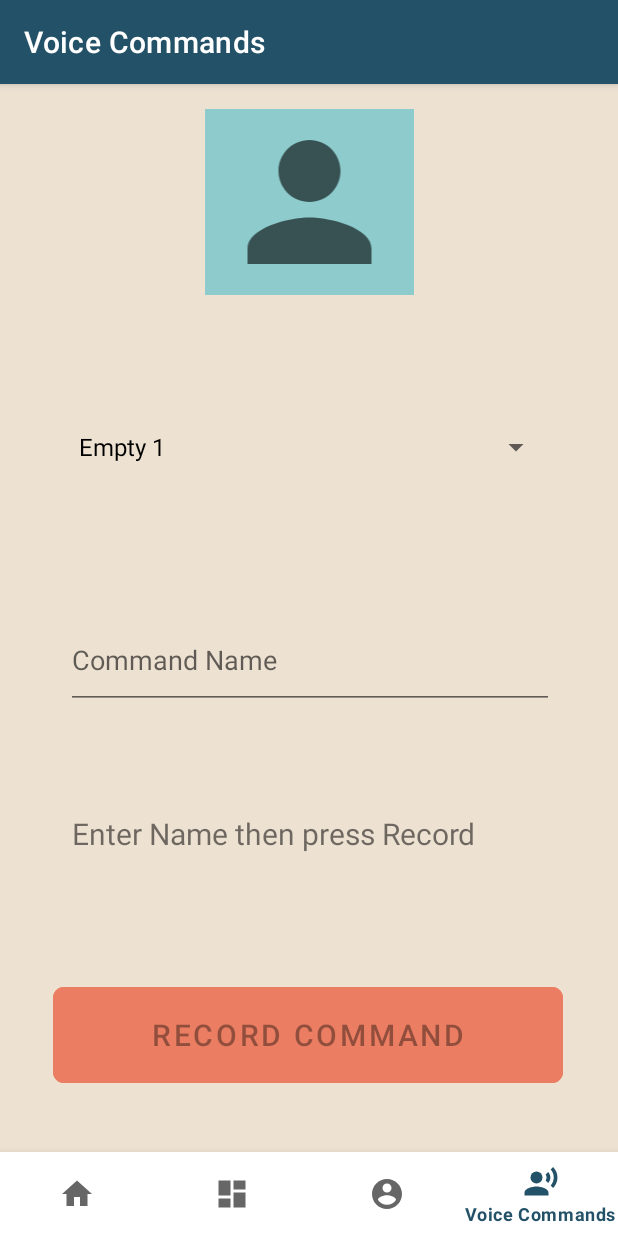
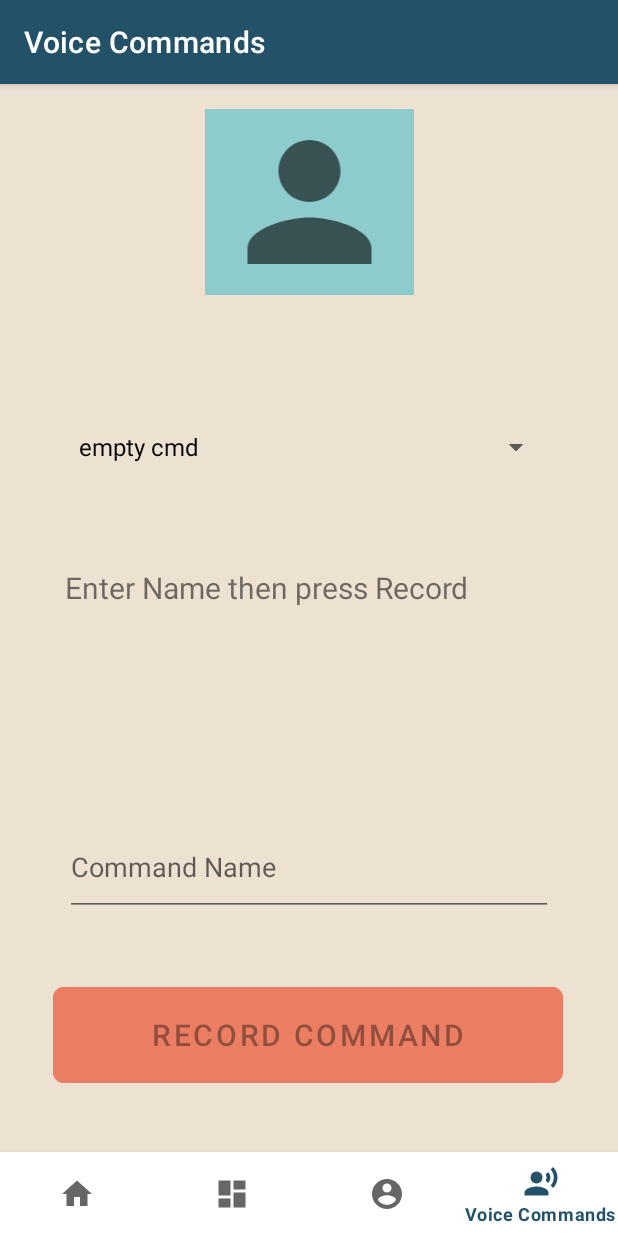
Before and after one commit to DanielMoore4875/Aphrodite, an Android app: the VoiceFragment screen opened through its navigation route, on a phone screen of 412 x 824 dp. Run offline under Robolectric (Android 15) with nearby library versions, the light colour scheme and no system bars; our stand-ins replace navigation-ui; Roboto replaces fonts that are not available here.

Commit message:
Spinner works on Voice Command page

```diff
--- a/AphroditeApp/src/main/java/ca/kainotomia/it/aphrodite/ui/voice/VoiceFragment.java
+++ b/AphroditeApp/src/main/java/ca/kainotomia/it/aphrodite/ui/voice/VoiceFragment.java
@@ -25,6 +25,7 @@ import com.google.android.material.snackbar.Snackbar;
 
 import org.w3c.dom.Text;
 
+import java.util.ArrayList;
 import java.util.Locale;
 
 import ca.kainotomia.it.aphrodite.R;
@@ -39,7 +40,11 @@ public class VoiceFragment extends Fragment {
 
     Snackbar showInfo;
 
+    ArrayList<String> cmdArr;
+
     private VoiceViewModel voiceViewModel;
+
+    ArrayAdapter<String> cmdAdapter;
 
 
     public View onCreateView(@NonNull LayoutInflater inflater,
@@ -61,20 +66,30 @@ public class VoiceFragment extends Fragment {
         recordCmd = view.findViewById(R.id.VF_record_btn);
         recordCmd.setEnabled(false);
 
-        ArrayAdapter<CharSequence> adapter = ArrayAdapter.createFromResource(getContext(), R.array.voicecommands, R.layout.support_simple_spinner_dropdown_item);
-        adapter.setDropDownViewResource(android.R.layout.simple_spinner_dropdown_item);
-        spinner.setAdapter(adapter);
+        //LATER WILL BE GETTING DATA FROM DATABASE
+        cmdArr = new ArrayList<>();
+        cmdArr.add("empty cmd");
+        cmdArr.add("empty cmd");
+        cmdArr.add("empty cmd");
+        cmdArr.add("empty cmd");
+        System.out.println(cmdArr.toString());
 
-        spinner.setOnItemSelectedListener(new AdapterView.OnItemSelectedListener() {
+        String[] hello = cmdArr.toArray(new String[cmdArr.size()]);
+
+        cmdAdapter = new ArrayAdapter<String>(getContext(),R.layout.support_simple_spinner_dropdown_item,hello);
+        cmdAdapter.setDropDownViewResource(R.layout.support_simple_spinner_dropdown_item);
+        spinner.setAdapter(cmdAdapter);
+
+        recordCmd.setOnClickListener(new View.OnClickListener() {
             @Override
-            public void onItemSelected(AdapterView<?> parent, View view, int position, long id) {
-                spinItem = parent.getItemAtPosition(position).toString();
-                System.out.println(spinItem);
-            }
+            public void onClick(View v) {
+               cmdArr.add(cmdName.getText().toString());
+                String[] hello = cmdArr.toArray(new String[cmdArr.size()]);
 
-            @Override
-            public void onNothingSelected(AdapterView<?> parent) {
-
+                cmdAdapter = new ArrayAdapter<String>(getContext(),R.layout.support_simple_spinner_dropdown_item,hello);
+                cmdAdapter.setDropDownViewResource(R.layout.support_simple_spinner_dropdown_item);
+                spinner.setAdapter(cmdAdapter); //UPDATES DROP DOWN SPINNER
+                System.out.println(cmdArr.toString());
             }
         });
 
@@ -107,6 +122,8 @@ public class VoiceFragment extends Fragment {
 
 
 
+
+
     }
 
 }
--- a/AphroditeApp/src/main/res/layout/fragment_layouts.xml
+++ b/AphroditeApp/src/main/res/layout/fragment_layouts.xml
@@ -25,7 +25,6 @@
         app:layout_constraintStart_toStartOf="parent"
         app:layout_constraintTop_toTopOf="parent"
         app:layout_constraintVertical_bias="0.882"
-        app:rippleColor="@color/white"
         tools:ignore="SpeakableTextPresentCheck" />
 
     <ImageButton
@@ -40,7 +39,6 @@
         app:layout_constraintStart_toStartOf="parent"
         app:layout_constraintTop_toTopOf="parent"
         app:layout_constraintVertical_bias="0.113"
-        app:rippleColor="@color/white"
         tools:ignore="ContentDescription,SpeakableTextPresentCheck" />
 
     <ImageButton
@@ -55,7 +53,6 @@
         app:layout_constraintStart_toStartOf="parent"
         app:layout_constraintTop_toTopOf="parent"
         app:layout_constraintVertical_bias="0.113"
-        app:rippleColor="@color/white"
         tools:ignore="ContentDescription,SpeakableTextPresentCheck" />
 
     <ImageButton
@@ -70,7 +67,6 @@
         app:layout_constraintStart_toStartOf="parent"
         app:layout_constraintTop_toTopOf="parent"
         app:layout_constraintVertical_bias="0.499"
-        app:rippleColor="@color/white"
         tools:ignore="ContentDescription,SpeakableTextPresentCheck" />
 
     <ImageButton
@@ -85,7 +81,6 @@
         app:layout_constraintStart_toStartOf="parent"
         app:layout_constraintTop_toTopOf="parent"
         app:layout_constraintVertical_bias="0.881"
-        app:rippleColor="@color/white"
         tools:ignore="ContentDescription" />
 
     <ImageButton
@@ -100,7 +95,6 @@
         app:layout_constraintStart_toStartOf="parent"
         app:layout_constraintTop_toTopOf="parent"
         app:layout_constraintVertical_bias="0.499"
-        app:rippleColor="@color/white"
         tools:ignore="ContentDescription" />
 
 </androidx.constraintlayout.widget.ConstraintLayout>
--- a/AphroditeApp/src/main/res/layout/voice_fragment.xml
+++ b/AphroditeApp/src/main/res/layout/voice_fragment.xml
@@ -56,13 +56,13 @@
         android:layout_width="325dp"
         android:layout_height="65dp"
         android:ems="10"
+        android:hint="@string/VF_command_name_hint"
         android:inputType="textPersonName"
-        android:hint="@string/VF_command_name_hint"
         app:layout_constraintBottom_toBottomOf="parent"
         app:layout_constraintEnd_toEndOf="parent"
-        app:layout_constraintHorizontal_bias="0.511"
         app:layout_constraintStart_toStartOf="parent"
-        app:layout_constraintTop_toTopOf="parent" />
+        app:layout_constraintTop_toTopOf="parent"
+        app:layout_constraintVertical_bias="0.696" />
 
     <TextView
         android:id="@+id/textView"
@@ -70,11 +70,12 @@
         android:layout_height="34dp"
         android:gravity="left"
         android:text="@string/VF_record_help_txt"
-        android:textSize="20dp"
+        android:textSize="20sp"
         app:layout_constraintBottom_toBottomOf="parent"
         app:layout_constraintEnd_toEndOf="parent"
+        app:layout_constraintHorizontal_bias="0.452"
         app:layout_constraintStart_toStartOf="parent"
         app:layout_constraintTop_toTopOf="parent"
-        app:layout_constraintVertical_bias="0.662" />
+        app:layout_constraintVertical_bias="0.439" />
 
 </androidx.constraintlayout.widget.ConstraintLayout>
--- a/AphroditeApp/src/main/res/values/strings.xml
+++ b/AphroditeApp/src/main/res/values/strings.xml
@@ -48,13 +48,13 @@
     <string name="VF_command_name_txt">Command Name</string>
     <string name="VF_record_help_txt">Enter Name then press Record</string>
 
-    <string-array name="voicecommands">
-        <item>Empty 1</item>
-        <item>Empty 2</item>
-        <item>Empty 3</item>
-        <item>Empty 4</item>
-        <item>Empty 5</item>
-        <item>Empty 6</item>
-        <item>Empty 7</item>
-    </string-array>
+<!--    <string-array name="voicecommands">-->
+<!--        <item>Empty 1</item>-->
+<!--        <item>Empty 2</item>-->
+<!--        <item>Empty 3</item>-->
+<!--        <item>Empty 4</item>-->
+<!--        <item>Empty 5</item>-->
+<!--        <item>Empty 6</item>-->
+<!--        <item>Empty 7</item>-->
+<!--    </string-array>-->
 </resources>
```
